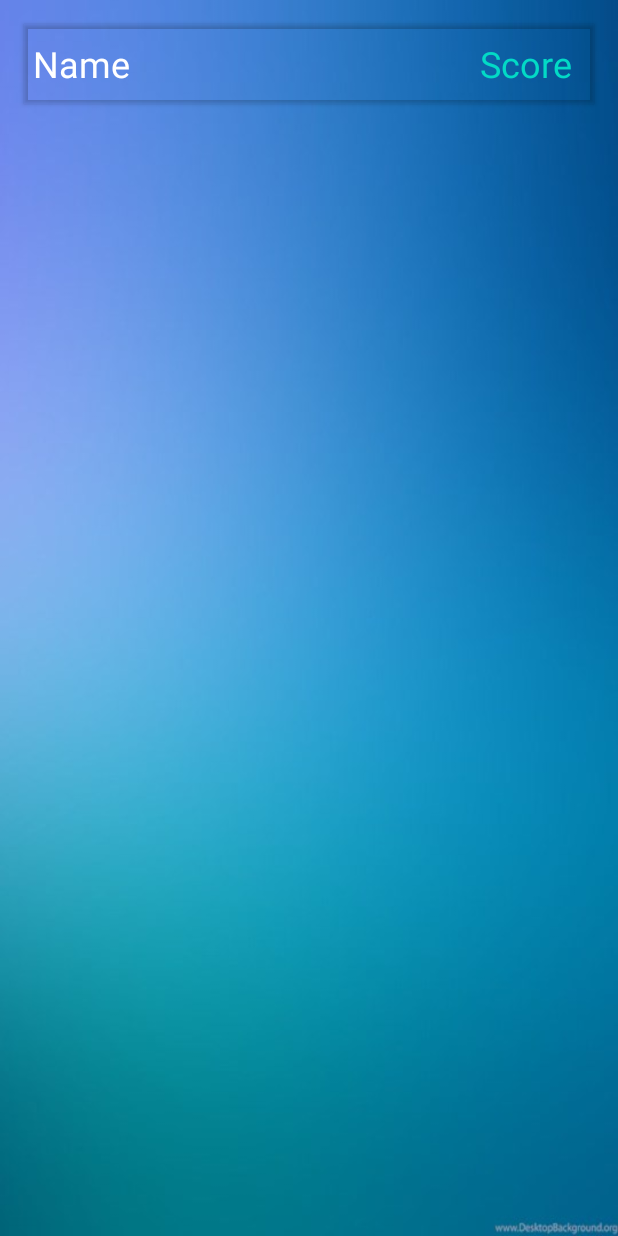
After one commit to aymenBenadra/Quizly, an Android app: the ScoreDetail screen opened directly, with no data from a screen before it, on a phone screen of 412 x 824 dp. The commit adds this screen. Run offline under Robolectric (Android 15) with nearby library versions, the phone set to English and light mode, and no system bars; our stand-ins replace Firebase (no records; nobody signed in at launch, a user with empty details on screens opened directly); 1 statement that could not run was skipped.

Commit message:
adding score board

```diff
--- a/app/src/main/AndroidManifest.xml
+++ b/app/src/main/AndroidManifest.xml
@@ -9,6 +9,7 @@
         android:roundIcon="@mipmap/ic_launcher_round"
         android:supportsRtl="true"
         android:theme="@style/AppTheme">
+        <activity android:name=".ScoreDetail"></activity>
         <activity android:name=".MainActivity" />
         <activity android:name=".GameOver" />
         <activity android:name=".Playing" />
--- a/app/src/main/java/ma/ofppt/tdi201/quizly/CategoryFragment.java
+++ b/app/src/main/java/ma/ofppt/tdi201/quizly/CategoryFragment.java
@@ -79,6 +79,7 @@ public class CategoryFragment extends Fragment {
                         Toast.makeText(getActivity(), category.getName(), Toast.LENGTH_SHORT).show();
                         Intent startGame = new Intent(getActivity(), Start.class);
                         Commun.categoryId = adapter.getRef(position).getKey();
+                        Commun.categoryName=category.getName();
                         startActivity(startGame);
                     }
                 });
--- a/app/src/main/java/ma/ofppt/tdi201/quizly/Commun/Commun.java
+++ b/app/src/main/java/ma/ofppt/tdi201/quizly/Commun/Commun.java
@@ -7,7 +7,7 @@ import ma.ofppt.tdi201.quizly.Model.Question;
 import ma.ofppt.tdi201.quizly.Model.User;
 
 public class Commun {
-    public static String categoryId;
+    public static String categoryId,categoryName;
     public static User currentUser;
     public static List<Question> questionsList = new ArrayList<>();
 }
--- a/app/src/main/java/ma/ofppt/tdi201/quizly/GameOver.java
+++ b/app/src/main/java/ma/ofppt/tdi201/quizly/GameOver.java
@@ -61,7 +61,8 @@ public class GameOver extends AppCompatActivity {
             questionScore.child(Commun.currentUser.getUserName()+"_"+Commun.categoryId)
                     .setValue(new QuestionScore(Commun.currentUser.getUserName()+"_"+Commun.categoryId,
                                                     Commun.currentUser.getUserName(),
-                                                    String.valueOf(score)));
+                                                    String.valueOf(score),Commun.categoryId,
+                                                    Commun.categoryName));
 
 
         }
--- /dev/null
+++ b/app/src/main/java/ma/ofppt/tdi201/quizly/ScoreDetail.java
@@ -0,0 +1,62 @@
+package ma.ofppt.tdi201.quizly;
+
+import androidx.appcompat.app.AppCompatActivity;
+import androidx.recyclerview.widget.LinearLayoutManager;
+import androidx.recyclerview.widget.RecyclerView;
+
+import android.os.Bundle;
+
+import com.firebase.ui.database.FirebaseRecyclerAdapter;
+import com.google.firebase.database.DatabaseReference;
+import com.google.firebase.database.FirebaseDatabase;
+
+import ma.ofppt.tdi201.quizly.Model.QuestionScore;
+import ma.ofppt.tdi201.quizly.ViewHolder.ScoreDetailViewHolder;
+
+public class ScoreDetail extends AppCompatActivity {
+
+    FirebaseDatabase db;
+    DatabaseReference Question_score;
+    RecyclerView scorelist;
+    RecyclerView.LayoutManager layoutManager;
+    FirebaseRecyclerAdapter<QuestionScore, ScoreDetailViewHolder> adapter;
+
+
+
+     String Viewuser="";
+    @Override
+    protected void onCreate(Bundle savedInstanceState) {
+        super.onCreate(savedInstanceState);
+        setContentView(R.layout.activity_score_detail);
+        //firebase
+        db=FirebaseDatabase.getInstance();
+        Question_score=db.getReference("Question_score");
+         //View
+         scorelist=(RecyclerView)findViewById(R.id.scoreList);
+         scorelist.setHasFixedSize(true);
+          layoutManager=new LinearLayoutManager(this);
+          scorelist.setLayoutManager(layoutManager);
+
+
+
+        if(getIntent()!=null)
+        Viewuser=getIntent().getStringExtra("ViewUser");
+        if(!Viewuser.isEmpty())
+            loadScorDetail(Viewuser);
+    }
+
+    private void loadScorDetail(String viewuser) {
+        adapter= new FirebaseRecyclerAdapter<QuestionScore, ScoreDetailViewHolder>(
+                QuestionScore.class,R.layout.score_detail_layout,ScoreDetailViewHolder.class,
+                Question_score.orderByChild("User").equalTo(Viewuser)) {
+            @Override
+            protected void populateViewHolder(ScoreDetailViewHolder scoreDetailViewHolder, QuestionScore questionScore, int i) {
+                scoreDetailViewHolder.txt_name.setText(questionScore.getCategoryName());
+                scoreDetailViewHolder.txt_score.setText(questionScore.getScore());
+            }
+        };
+        adapter.notifyDataSetChanged();
+        scorelist.setAdapter(adapter);
+    }
+
+}
--- /dev/null
+++ b/app/src/main/res/layout/activity_score_detail.xml
@@ -0,0 +1,71 @@
+<?xml version="1.0" encoding="utf-8"?>
+<RelativeLayout xmlns:android="http://schemas.android.com/apk/res/android"
+    xmlns:app="http://schemas.android.com/apk/res-auto"
+    xmlns:tools="http://schemas.android.com/tools"
+    android:layout_width="match_parent"
+    android:layout_height="match_parent"
+    android:id="@+id/relativeLayout"
+    android:background="@drawable/ranking_background2"
+    tools:context=".RankingFragment"
+
+    >
+
+
+    <androidx.cardview.widget.CardView
+
+        android:id="@+id/title"
+        android:layout_width="389dp"
+        android:layout_height="53dp"
+        android:layout_marginStart="16dp"
+
+
+        android:layout_marginLeft="16dp"
+        android:layout_marginTop="16dp"
+        android:layout_marginEnd="16dp"
+        android:layout_marginRight="16dp"
+        android:layout_marginBottom="16dp"
+        android:padding="16dp"
+        app:cardBackgroundColor="@android:color/transparent">
+
+        <LinearLayout
+            android:layout_width="match_parent"
+            android:layout_height="wrap_content"
+            android:layout_gravity="center"
+            android:gravity="center"
+            android:orientation="horizontal"
+            android:weightSum="10">
+
+            <TextView
+                android:layout_width="0dp"
+                android:layout_height="match_parent"
+                android:layout_weight="8"
+                android:text=" Name"
+                android:textColor="@color/common_google_signin_btn_text_dark_default"
+                android:textSize="24sp" />
+
+            <TextView
+                android:layout_width="0dp"
+                android:layout_height='wrap_content'
+                android:layout_weight="2"
+                android:text="Score"
+                android:textColor="@color/design_default_color_secondary"
+                android:textSize="24sp" />
+
+        </LinearLayout>
+
+
+    </androidx.cardview.widget.CardView>
+
+    <androidx.recyclerview.widget.RecyclerView
+        android:layout_width="match_parent"
+        android:layout_height="match_parent"
+        android:id="@+id/scoreList"
+        android:layout_below="@id/title"
+
+        ></androidx.recyclerview.widget.RecyclerView>
+
+
+
+
+
+</RelativeLayout>
```
Also changed, not shown: app/src/main/java/ma/ofppt/tdi201/quizly/Model/QuestionScore.java (+21 -1 lines), app/src/main/java/ma/ofppt/tdi201/quizly/RankingFragment.java (+11 -3 lines), app/src/main/java/ma/ofppt/tdi201/quizly/ViewHolder/ScoreDetailViewHolder.java (added, +19 -0 lines), app/src/main/res/layout/score_detail_layout.xml (added, +40 -0 lines).
